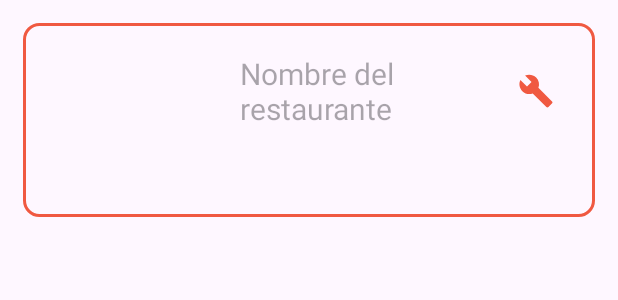
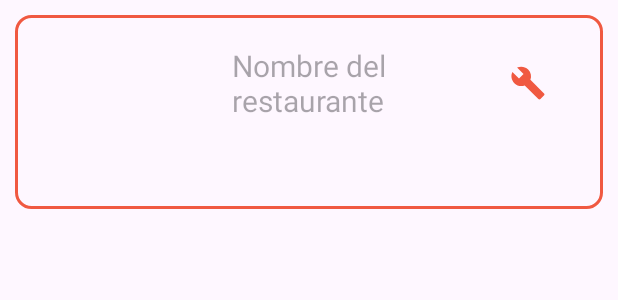
Before and after one commit to Kaleb45/ProjectCuisineFood, an Android app: the layout view_restaurant.xml on its own in the app's theme, with its tools: preview values and no code run, on a phone screen of 412 x 824 dp. Shown: the top 300 px of the screen. Run offline under Robolectric (Android 15) with nearby library versions, the phone set to English and light mode, and no system bars.

```diff
--- a/app/src/main/java/com/example/proyectocuisinefood/Admin.java
+++ b/app/src/main/java/com/example/proyectocuisinefood/Admin.java
@@ -74,7 +74,7 @@ public class Admin extends AppCompatActivity {
             FirestoreRecyclerOptions<Restaurant> firestoreRecyclerOptions = new FirestoreRecyclerOptions.Builder<Restaurant>()
                     .setQuery(query, Restaurant.class).build();
 
-            restaurantAdapter = new RestaurantAdapter(firestoreRecyclerOptions,Admin.this);
+            restaurantAdapter = new RestaurantAdapter(firestoreRecyclerOptions,this);
             restaurantAdapter.notifyDataSetChanged();
             restaurantRecyclerView.setAdapter(restaurantAdapter);
         }
--- a/app/src/main/java/com/example/proyectocuisinefood/adapter/MenuAdapter.java
+++ b/app/src/main/java/com/example/proyectocuisinefood/adapter/MenuAdapter.java
@@ -168,6 +168,9 @@ public class MenuAdapter extends FirestoreRecyclerAdapter<Dish, MenuAdapter.View
                     // Restaurar el color original del fondo del layout
                     itemView.setBackgroundColor(originalBackgroundColor);
 
+                    // Agregar el borde al fondo del layout
+                    itemView.setBackgroundResource(R.drawable.border);
+
                     // Ocultar los iconos adicionales (ic_delete y ic_edit)
                     hideAdditionalIcons(itemView);
                 }
--- a/app/src/main/java/com/example/proyectocuisinefood/adapter/RestaurantAdapter.java
+++ b/app/src/main/java/com/example/proyectocuisinefood/adapter/RestaurantAdapter.java
@@ -210,6 +210,9 @@ public class RestaurantAdapter extends FirestoreRecyclerAdapter<Restaurant, Rest
                     // Restaurar el color original del fondo del layout
                     itemView.setBackgroundColor(originalBackgroundColor);
 
+                    // Agregar el borde al fondo del layout
+                    itemView.setBackgroundResource(R.drawable.border);
+
                     // Ocultar los iconos adicionales (ic_delete y ic_edit)
                     hideAdditionalIcons(itemView);
                 }
--- a/app/src/main/res/layout/view_restaurant.xml
+++ b/app/src/main/res/layout/view_restaurant.xml
@@ -3,7 +3,7 @@
     android:layout_width="match_parent"
     android:layout_height="wrap_content"
     android:orientation="vertical"
-    android:layout_margin="15dp"
+    android:layout_margin="10dp"
     android:background="@drawable/border">
 
     <LinearLayout
```
Also changed, not shown: app/src/main/res/layout/activity_admin.xml (+8 -0 lines), app/src/main/res/layout/activity_cocinero.xml (+7 -0 lines).
